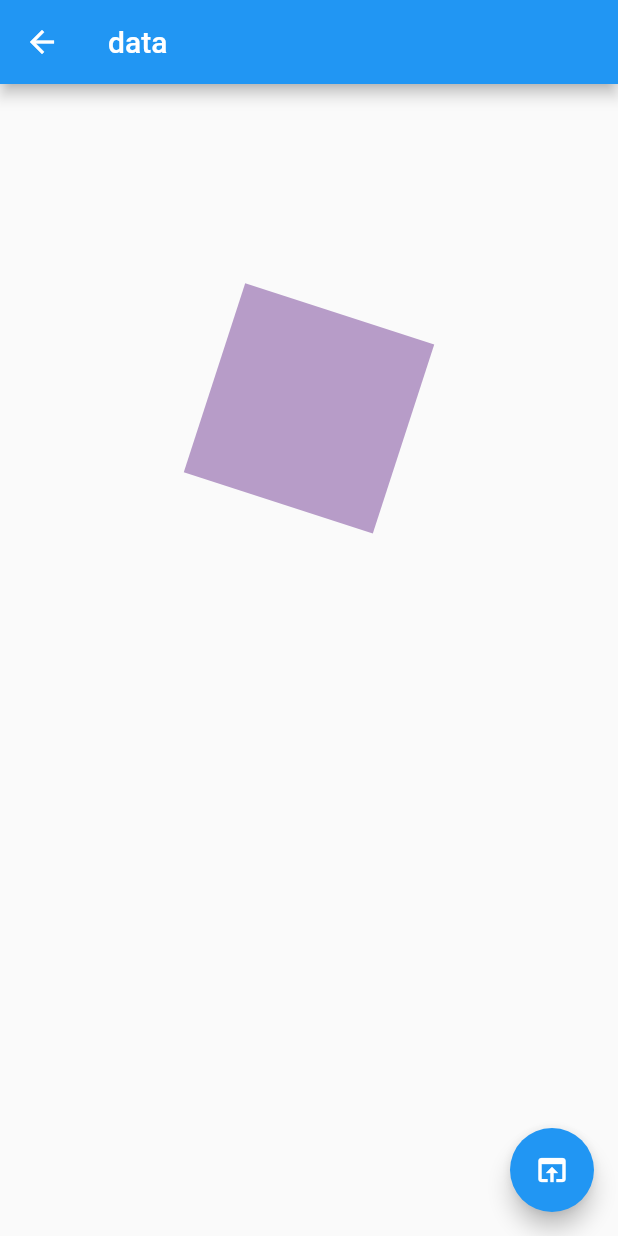
After one commit to AlexanderYeah/AwsomeFlutterPlayground, a Flutter app: the StudyAnimationPage screen opened by its route, after a tap on the "open in browser" icon, on a phone screen of 412 x 824 dp. The commit adds this screen. Run offline on Flutter 3.47's test engine with Material 2 defaults, Android fonts, the phone set to English and light mode, and no system bars; our stand-ins replace camera, dio, event_bus, flutter_screenutil, get, permission_handler and 2 more; accounts and stored records are empty; network calls fail.

Commit message:
动画学习

```diff
--- a/awsome_flutter/lib/jiezhi/animation/animation.dart
+++ b/awsome_flutter/lib/jiezhi/animation/animation.dart
@@ -24,7 +24,8 @@ class _AnimationPageState extends State<AnimationPage> {
               jz_Animation_data[index]["title"],
               jz_Animation_data[index]["content"],
               (value) {
-                Navigator.of(context).pushNamed("/an_animation");
+                String targetRoute = jz_Animation_data[value]["route"];
+                Navigator.of(context).pushNamed(targetRoute);
               },
               tipsClick: (idx) {
                 print(idx);
--- /dev/null
+++ b/awsome_flutter/lib/jiezhi/animation/study_animation.dart
@@ -0,0 +1,159 @@
+import 'dart:math';
+
+import 'package:flutter/material.dart';
+
+class StudyAnimationPage extends StatefulWidget {
+  const StudyAnimationPage({super.key});
+
+  @override
+  State<StudyAnimationPage> createState() => _StudyAnimationPageState();
+}
+
+class _StudyAnimationPageState extends State<StudyAnimationPage>
+    with SingleTickerProviderStateMixin {
+  // 控制器
+  AnimationController? _controller;
+  CurvedAnimation? _curvedAnimation;
+  // 动画
+  Animation? _colorAnimation;
+  // size 动画
+  Animation<Size>? _sizeAnimation;
+  // 透明度动画
+  Animation<double>? _opacityAnimation;
+  // 旋转动画
+  Animation<double>? _rotationAnim;
+
+  @override
+  void initState() {
+    // TODO: implement initState
+    super.initState();
+    // 这个this 必须在方法里面写才不报错
+    //1  初始化控制器
+    _controller =
+        AnimationController(vsync: this, duration: Duration(seconds: 2));
+    // 2 这里可以设置执行动画的速率
+    _curvedAnimation =
+        CurvedAnimation(parent: _controller!, curve: Curves.easeInOutCirc);
+
+    // 3 动画
+    _colorAnimation =
+        ColorTween(begin: Colors.redAccent, end: Colors.blueAccent)
+            .animate(_controller!)
+          ..addListener(() {
+            setState(() {});
+          });
+    // ..addStatusListener((status) {
+    //   if (status == AnimationStatus.completed) {
+    //     _controller!.reverse();
+    //   }
+    // });
+    _sizeAnimation =
+        Tween(begin: Size(50, 50), end: Size(200, 200)).animate(_controller!);
+    _opacityAnimation = Tween(begin: 0.3, end: 1.0).animate(_controller!);
+    _rotationAnim = Tween(begin: 0.0, end: 2 * pi).animate(_controller!);
+  }
+
+  @override
+  Widget build(BuildContext context) {
+    print("build方法被调用了哈哈哈");
+    return Scaffold(
+      appBar: AppBar(
+        title: Text("data"),
+      ),
+      body: Container(
+        width: double.infinity,
+        height: double.infinity,
+        child: Column(
+          // _demo1(),
+          children: [
+            SizedBox(
+              height: 150,
+            ),
+            // _demo2()
+            // _demo3(),
+            _demo4()
+          ],
+        ),
+      ),
+      floatingActionButton: FloatingActionButton(
+        onPressed: () {
+          _controller!.forward();
+        },
+        child: Icon(Icons.open_in_browser),
+      ),
+    );
+  }
+
+  _demo1() {
+    return Container(
+      color: _colorAnimation!.value,
+      width: 100,
+      height: 100,
+    );
+  }
+
+  // _demo2() {
+  //   return Container(
+  //     width: _sizeAnimation!.value.width,
+  //     height: _sizeAnimation!.value.height,
+  //     color: Colors.blueAccent,
+  //   );
+  // }
+  // _demo2() {
+  //   return MyAnimatedBox(_sizeAnimation!);
+  // }
+
+  _demo3() {
+    return AnimatedBuilder(
+      animation: _sizeAnimation!,
+      // child: child,
+      builder: (BuildContext context, Widget? child) {
+        return Container(
+          width: _sizeAnimation!.value.width,
+          height: _sizeAnimation!.value.height,
+          color: Colors.blueAccent,
+        );
+      },
+    );
+  }
+
+  // 交织动画
+  /**
+   * 多个动画交织在一起
+   * 1 大小变化的动画
+   * 2 颜色变化的动画
+   * 3 透明度变化的动画
+   * 4 旋转的动画
+   *
+  */
+  _demo4() {
+    return Opacity(
+      opacity: _opacityAnimation!.value,
+      child: Transform(
+        alignment: Alignment.center,
+        transform: Matrix4.rotationZ(_rotationAnim!.value),
+        child: Container(
+          color: _colorAnimation!.value,
+          width: _sizeAnimation!.value.width,
+          height: _sizeAnimation!.value.height,
+        ),
+      ),
+    );
+  }
+}
+
+class MyAnimatedBox extends AnimatedWidget {
+  // 这里传递 一个animation 过来 传递给父类
+  MyAnimatedBox(Animation anim) : super(listenable: anim);
+
+  @override
+  Widget build(BuildContext context) {
+    Animation sizeAnimation = listenable as Animation;
+    // TODO: implement build
+    return Container(
+      width: sizeAnimation.value.width,
+      height: sizeAnimation.value.height,
+      color: Colors.blueAccent,
+    );
+  }
+}
--- a/awsome_flutter/lib/routers/route_pages.dart
+++ b/awsome_flutter/lib/routers/route_pages.dart
@@ -1,3 +1,5 @@
+import 'package:awsome_flutter/jiezhi/animation/hero_animation_home.dart';
+import 'package:awsome_flutter/jiezhi/animation/study_animation.dart';
 import 'package:awsome_flutter/jiezhi/camera/camera.dart';
 import 'package:awsome_flutter/jiezhi/event/event_pointer.demo.dart';
 import 'package:awsome_flutter/jiezhi/state/inherited_widget_demo.dart';
@@ -220,4 +222,12 @@ List<GetPage<dynamic>> RoutePages = [
     name: '/event_point_demo',
     page: () => EventPointerDemoPage(),
   ),
+  GetPage(
+    name: '/study_animation_page',
+    page: () => StudyAnimationPage(),
+  ),
+  GetPage(
+    name: '/hero_animation_home',
+    page: () => HeroAnimationPageDemo(),
+  ),
 ];
--- a/awsome_flutter/pubspec.yaml
+++ b/awsome_flutter/pubspec.yaml
@@ -45,6 +45,7 @@ dependencies:
   webview_flutter: ^4.0.7
   camera: ^0.10.3+2
   permission_handler: ^10.2.0
+  event_bus: ^2.0.0
 dev_dependencies:
   flutter_test:
     sdk: flutter
```
Also changed, not shown: awsome_flutter/lib/jiezhi/animation/hero_animation_home.dart (added, +53 -0 lines), awsome_flutter/lib/jiezhi/animation/hero_image_detail.dart (added, +20 -0 lines), awsome_flutter/lib/jiezhi/event/event_pointer.demo.dart (+130 -14 lines), awsome_flutter/lib/jiezhi/event/my_event_bus.dart (added, +10 -0 lines), awsome_flutter/lib/jiezhi/localData/jz_local_data.dart (+13 -0 lines), awsome_flutter/pubspec.lock.
